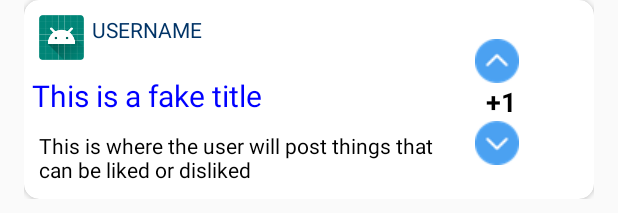
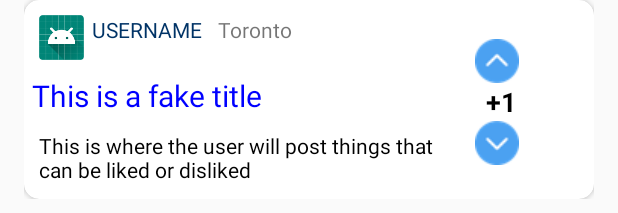
Before and after one commit to DatLombardo/MobileDevices-FlipFlop, an Android app: the layout board_preview_card.xml on its own in the app's theme, with its tools: preview values and no code run, on a phone screen of 412 x 824 dp. Shown: the top 213 px of the screen. Run offline under Robolectric (Android 15) with nearby library versions, the phone set to English and light mode, and no system bars.

Commit message:
added location for post layout

```diff
--- a/FlipFlop/app/src/main/res/layout/board_preview_card.xml
+++ b/FlipFlop/app/src/main/res/layout/board_preview_card.xml
@@ -52,6 +52,13 @@
                         android:paddingLeft="5dp"
                         android:text = "USERNAME"
                         android:textColor="@color/darkBlue"/>
+
+                    <TextView
+                        android:id = "@+id/post_location"
+                        android:layout_width="wrap_content"
+                        android:layout_height="wrap_content"
+                        android:paddingLeft="10dp"
+                        android:text="@string/location"/>
 
                 </LinearLayout>
 
--- a/FlipFlop/app/src/main/res/values/strings.xml
+++ b/FlipFlop/app/src/main/res/values/strings.xml
@@ -28,6 +28,7 @@
     <string name="post_liked">Posts Liked</string>
     <string name="post_disliked">Posts Disliked</string>
     <string name="date_created">Date Created:</string>
+    <string name="location">Toronto</string>
 
 
 </resources>
```
